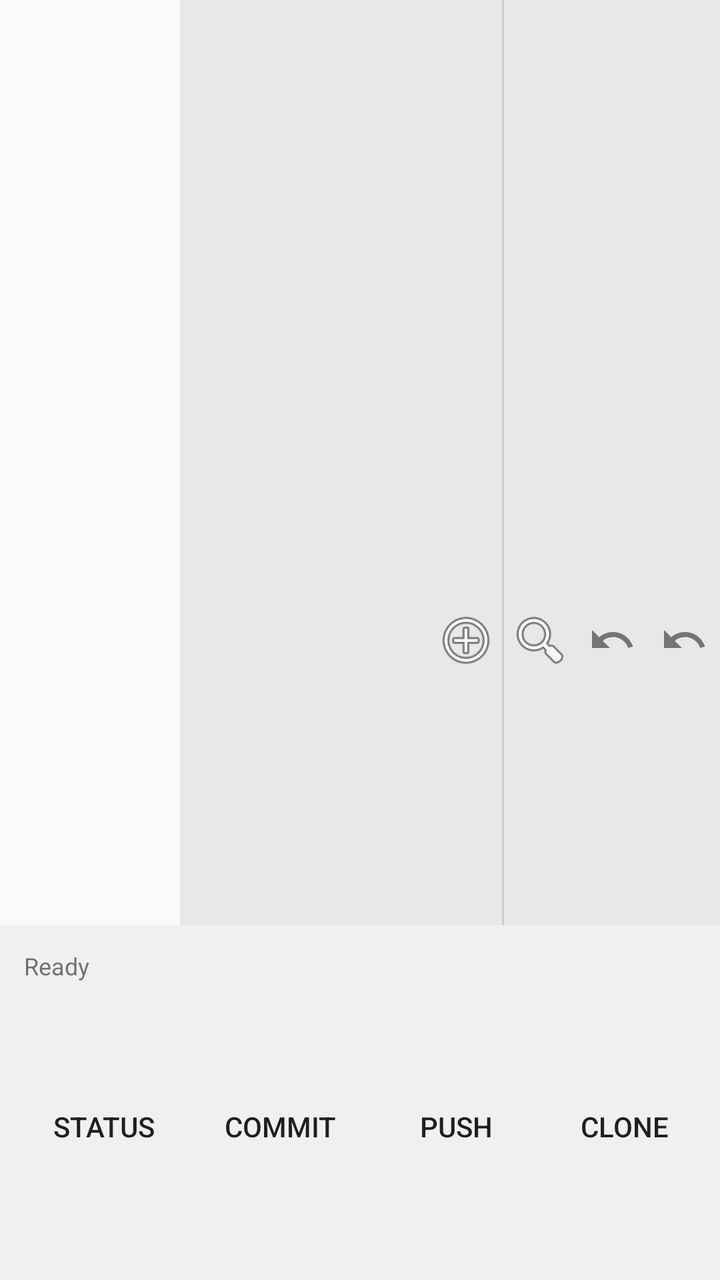
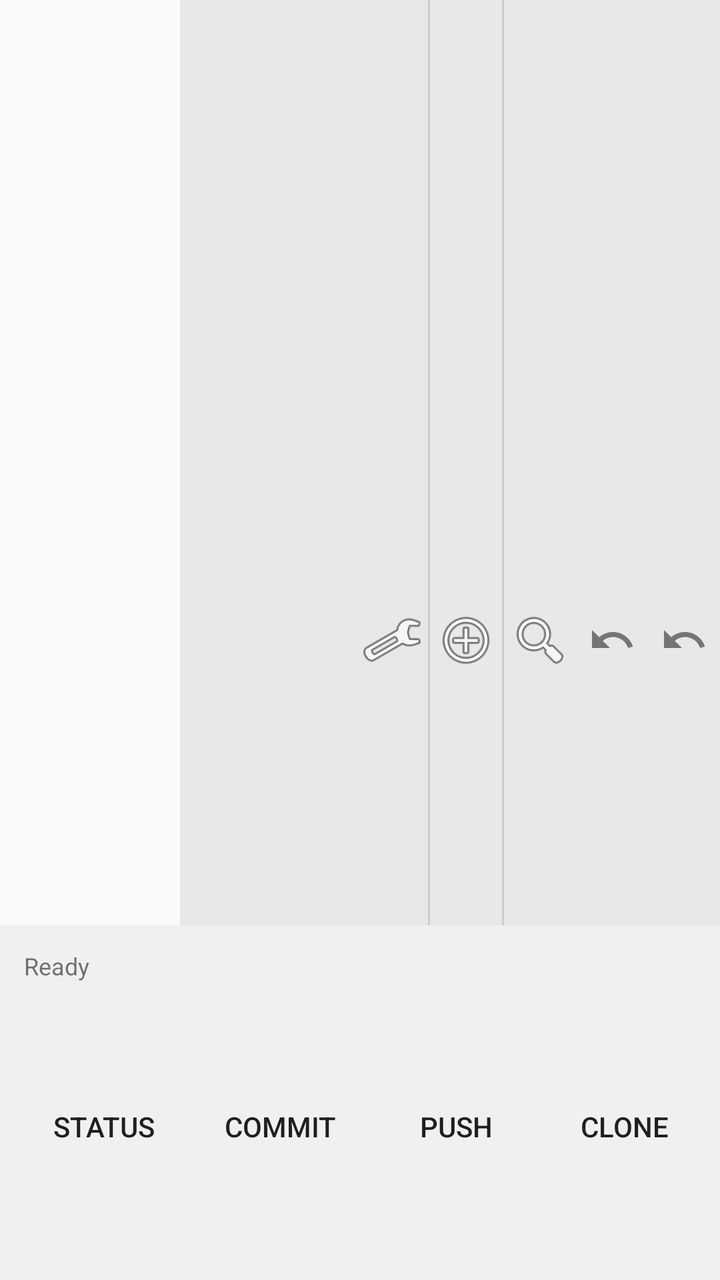

An Android layout rendered at two revisions. The XML below is the earlier revision; the diff shows what the commit changed to produce the second picture.
<!-- AndroidManifest.xml: application theme Theme.AppCompat.Light.DarkActionBar -->
<!-- res/layout/activity_main.xml -->
<?xml version="1.0" encoding="utf-8"?>
<androidx.constraintlayout.widget.ConstraintLayout
    xmlns:android="http://schemas.android.com/apk/res/android"
    xmlns:app="http://schemas.android.com/apk/res-auto"
    android:layout_width="match_parent"
    android:layout_height="match_parent">

    <androidx.fragment.app.FragmentContainerView
        android:id="@+id/fileExplorerContainer"
        android:layout_width="0dp"
        android:layout_height="0dp"
        app:layout_constraintTop_toTopOf="parent"
        app:layout_constraintStart_toStartOf="parent"
        app:layout_constraintEnd_toStartOf="@+id/guideline"
        app:layout_constraintBottom_toTopOf="@+id/bottomPanel"
        app:layout_constraintWidth_percent="0.25" />

    <androidx.constraintlayout.widget.Guideline
        android:id="@+id/guideline"
        android:layout_width="wrap_content"
        android:layout_height="wrap_content"
        android:orientation="vertical"
        app:layout_constraintGuide_percent="0.25" />

    
    <LinearLayout
        android:id="@+id/tabBar"
        android:layout_width="0dp"
        android:layout_height="wrap_content"
        android:orientation="horizontal"
        android:background="#e8e8e8"
        android:minHeight="36dp"
        app:layout_constraintTop_toTopOf="parent"
        app:layout_constraintStart_toEndOf="@+id/guideline"
        app:layout_constraintEnd_toEndOf="parent">

        <HorizontalScrollView
            android:layout_width="0dp"
            android:layout_height="match_parent"
            android:layout_weight="1"
            android:fillViewport="true"
            android:scrollbars="none">

            <LinearLayout
                android:id="@+id/tabContainer"
                android:layout_width="wrap_content"
                android:layout_height="match_parent"
                android:orientation="horizontal" />
        </HorizontalScrollView>

        
        <ImageButton
            android:id="@+id/btnNewTab"
            android:layout_width="36dp"
            android:layout_height="match_parent"
            android:src="@android:drawable/ic_menu_add"
            android:background="?android:attr/selectableItemBackgroundBorderless"
            android:padding="6dp"
            android:scaleType="center" />

        <View
            android:layout_width="1dp"
            android:layout_height="match_parent"
            android:background="#ccc" />

        
        <ImageButton
            android:id="@+id/btnFind"
            android:layout_width="36dp"
            android:layout_height="match_parent"
            android:src="@android:drawable/ic_menu_search"
            android:background="?android:attr/selectableItemBackgroundBorderless"
            android:padding="6dp"
            android:scaleType="center" />

        
        <ImageButton
            android:id="@+id/btnUndo"
            android:layout_width="36dp"
            android:layout_height="match_parent"
            android:src="@drawable/ic_undo"
            android:background="?android:attr/selectableItemBackgroundBorderless"
            android:padding="6dp"
            android:scaleType="center"
            android:enabled="false"
            android:alpha="0.5" />

        
        <ImageButton
            android:id="@+id/btnRedo"
            android:layout_width="36dp"
            android:layout_height="match_parent"
            android:src="@drawable/ic_redo"
            android:background="?android:attr/selectableItemBackgroundBorderless"
            android:padding="6dp"
            android:scaleType="center"
            android:enabled="false"
            android:alpha="0.5" />
    </LinearLayout>

    <com.example.personalcustomide.EditorView
        android:id="@+id/editorView"
        android:layout_width="0dp"
        android:layout_height="0dp"
        app:layout_constraintTop_toBottomOf="@+id/tabBar"
        app:layout_constraintStart_toEndOf="@+id/guideline"
        app:layout_constraintEnd_toEndOf="parent"
        app:layout_constraintBottom_toTopOf="@+id/bottomPanel"
        android:background="#ffffff"
        android:focusable="true"
        android:focusableInTouchMode="true" />

    <LinearLayout
        android:id="@+id/bottomPanel"
        android:layout_width="0dp"
        android:layout_height="wrap_content"
        android:orientation="vertical"
        android:background="#f0f0f0"
        android:padding="8dp"
        app:layout_constraintBottom_toBottomOf="parent"
        app:layout_constraintStart_toStartOf="parent"
        app:layout_constraintEnd_toEndOf="parent">

        <TextView
            android:id="@+id/bottomStatusText"
            android:layout_width="match_parent"
            android:layout_height="wrap_content"
            android:text="Ready"
            android:textSize="12sp"
            android:padding="4dp"
            android:minHeight="24dp" />

        <LinearLayout
            android:layout_width="match_parent"
            android:layout_height="wrap_content"
            android:orientation="horizontal"
            android:gravity="center">

            <Button
                android:id="@+id/btnGitStatus"
                style="@style/Widget.AppCompat.Button.Borderless"
                android:layout_width="wrap_content"
                android:layout_height="wrap_content"
                android:text="Status" />
            <Button
                android:id="@+id/btnGitCommit"
                style="@style/Widget.AppCompat.Button.Borderless"
                android:layout_width="wrap_content"
                android:layout_height="wrap_content"
                android:text="Commit" />
            <Button
                android:id="@+id/btnGitPush"
                style="@style/Widget.AppCompat.Button.Borderless"
                android:layout_width="wrap_content"
                android:layout_height="wrap_content"
                android:text="Push" />
            <Button
                android:id="@+id/btnCloneRepo"
                style="@style/Widget.AppCompat.Button.Borderless"
                android:layout_width="wrap_content"
                android:layout_height="wrap_content"
                android:text="Clone" />
            <Button
                android:id="@+id/btnCreatePython"
                style="@style/Widget.AppCompat.Button.Borderless"
                android:layout_width="wrap_content"
                android:layout_height="wrap_content"
                android:text="+Python" />
        </LinearLayout>
    </LinearLayout>
</androidx.constraintlayout.widget.ConstraintLayout>
<!-- resources referenced by this layout -->
<resources>
  <!-- drawable ic_redo (drawable) -->
  <vector xmlns:android="http://schemas.android.com/apk/res/android"
      android:width="24dp"
      android:height="24dp"
      android:viewportWidth="24"
      android:viewportHeight="24">
      <path
          android:fillColor="#000000"
          android:pathData="M12.5,8c-2.65,0-5.05,0.99-6.9,2.6L2,7v9h9l-3.62-3.62c1.39-1.16,3.16-1.88,5.12-1.88c3.54,0,6.55,2.31,7.6,5.5l2.37-0.78C21.08,11.03,17.15,8,12.5,8z"/>
  </vector>
  <!-- drawable ic_undo (drawable) -->
  <vector xmlns:android="http://schemas.android.com/apk/res/android"
      android:width="24dp"
      android:height="24dp"
      android:viewportWidth="24"
      android:viewportHeight="24">
      <path
          android:fillColor="#000000"
          android:pathData="M12.5,8c-2.65,0-5.05,0.99-6.9,2.6L2,7v9h9l-3.62-3.62c1.39-1.16,3.16-1.88,5.12-1.88c3.54,0,6.55,2.31,7.6,5.5l2.37-0.78C21.08,11.03,17.15,8,12.5,8z"/>
  </vector>
</resources>

<!-- the commit's change to res/layout/activity_main.xml (unified diff, before → after) -->
@@ -50,13 +50,30 @@
 
         
         <ImageButton
+            android:id="@+id/btnSettings"
+            android:layout_width="36dp"
+            android:layout_height="match_parent"
+            android:src="@android:drawable/ic_menu_preferences"
+            android:background="?android:attr/selectableItemBackgroundBorderless"
+            android:padding="6dp"
+            android:scaleType="center"
+            android:contentDescription="Settings" />
+
+        <View
+            android:layout_width="1dp"
+            android:layout_height="match_parent"
+            android:background="#ccc" />
+
+        
+        <ImageButton
             android:id="@+id/btnNewTab"
             android:layout_width="36dp"
             android:layout_height="match_parent"
             android:src="@android:drawable/ic_menu_add"
             android:background="?android:attr/selectableItemBackgroundBorderless"
             android:padding="6dp"
-            android:scaleType="center" />
+            android:scaleType="center"
+            android:contentDescription="New Tab" />
 
         <View
             android:layout_width="1dp"
@@ -71,7 +88,8 @@
             android:src="@android:drawable/ic_menu_search"
             android:background="?android:attr/selectableItemBackgroundBorderless"
             android:padding="6dp"
-            android:scaleType="center" />
+            android:scaleType="center"
+            android:contentDescription="Find" />
 
         
         <ImageButton
@@ -83,7 +101,8 @@
             android:padding="6dp"
             android:scaleType="center"
             android:enabled="false"
-            android:alpha="0.5" />
+            android:alpha="0.5"
+            android:contentDescription="Undo" />
 
         
         <ImageButton
@@ -95,7 +114,8 @@
             android:padding="6dp"
             android:scaleType="center"
             android:enabled="false"
-            android:alpha="0.5" />
+            android:alpha="0.5"
+            android:contentDescription="Redo" />
     </LinearLayout>
 
     <com.example.personalcustomide.EditorView
